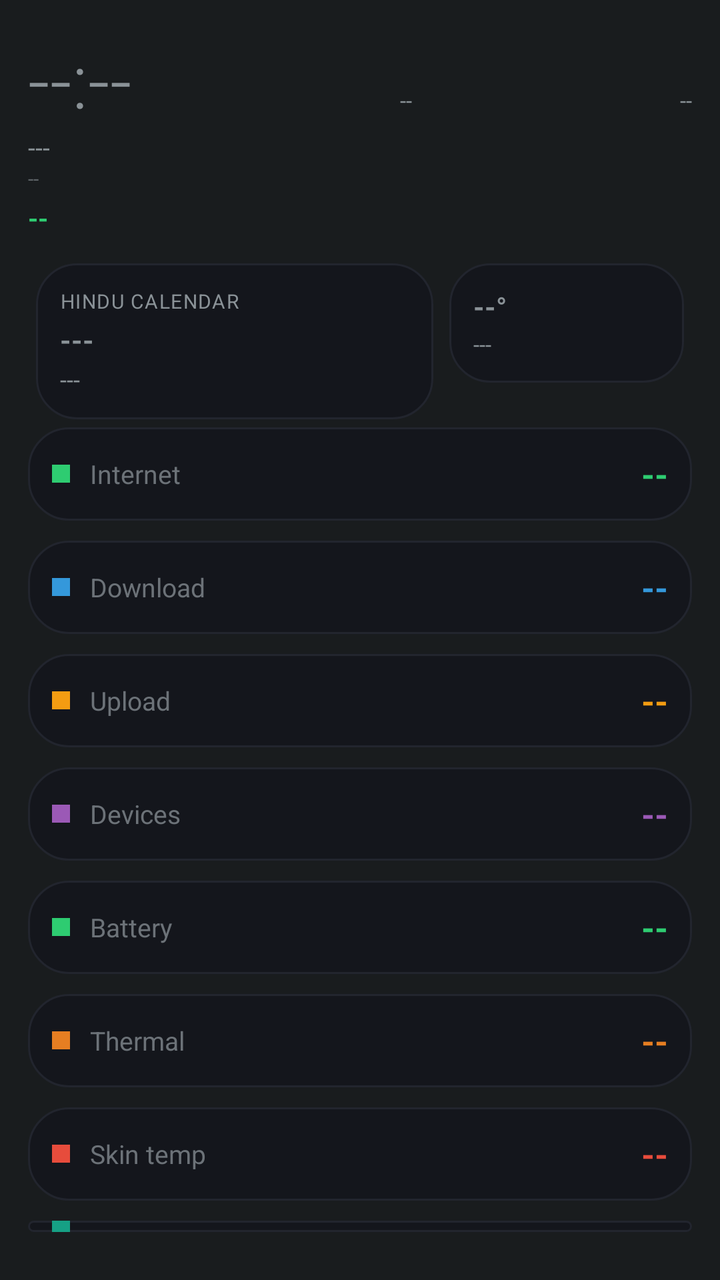
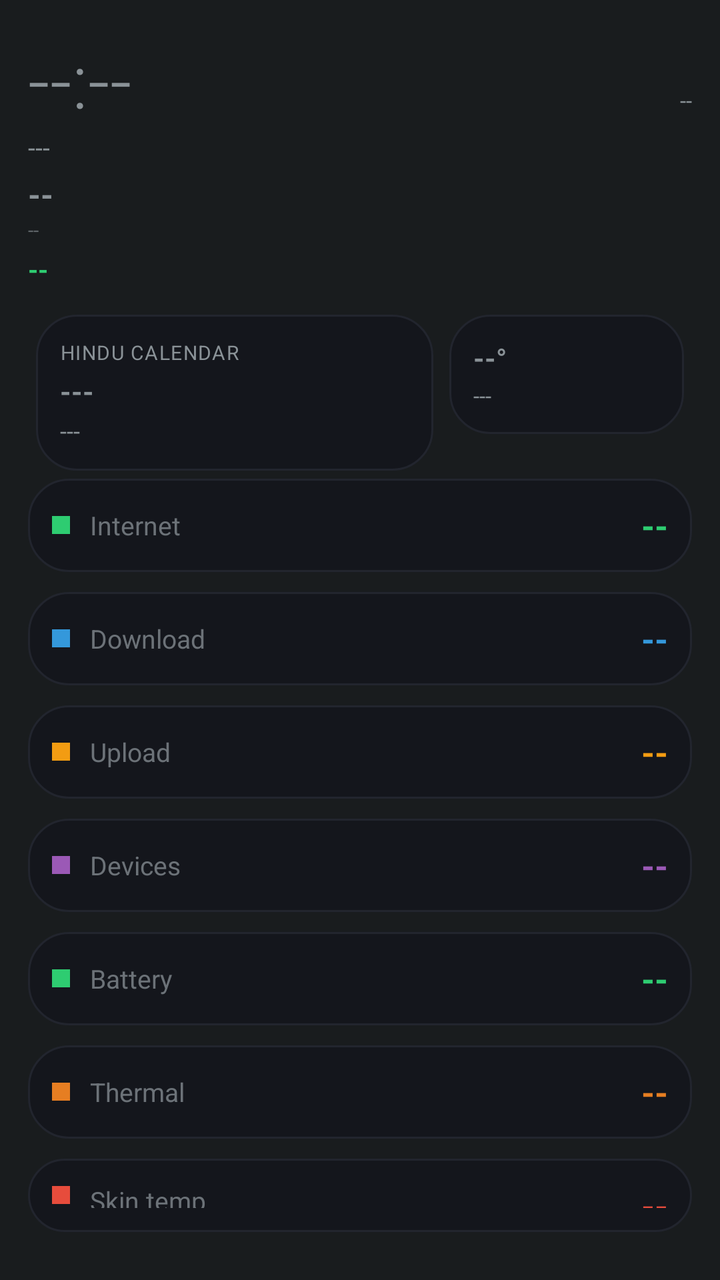

Before-and-after screenshots of an Android layout around one commit, followed by the original layout XML and the change that was made.
<!-- AndroidManifest.xml: application theme android:Theme.DeviceDefault.NoActionBar -->
<!-- res/layout/aod_layout_oneplus_accent.xml -->
<?xml version="1.0" encoding="utf-8"?>
<LinearLayout xmlns:android="http://schemas.android.com/apk/res/android"
    android:id="@+id/bg_root"
    android:layout_width="match_parent"
    android:layout_height="match_parent"
    android:orientation="vertical"
    android:padding="14dp">

    <LinearLayout
        android:layout_width="match_parent"
        android:layout_height="wrap_content"
        android:orientation="horizontal">
        <TextView android:id="@+id/clock" android:layout_width="wrap_content" android:layout_height="wrap_content"
            android:textSize="38sp" android:fontFamily="sans-serif-light" android:text="--:--" />
        <TextView android:id="@+id/net_type_badge" android:layout_width="0dp" android:layout_height="wrap_content" android:layout_weight="1"
            android:layout_gravity="top" android:gravity="end" android:textSize="11sp" android:text="--" />
        <TextView android:id="@+id/akd_badge" android:layout_width="0dp" android:layout_height="wrap_content" android:layout_weight="1"
            android:layout_gravity="top" android:gravity="end" android:textSize="11sp" android:text="--" />
    </LinearLayout>
    <TextView android:id="@+id/date" android:layout_width="wrap_content" android:layout_height="wrap_content" android:textSize="13sp" android:text="---" />
    <TextView android:id="@+id/perf_badge" android:layout_width="wrap_content" android:layout_height="wrap_content" android:textSize="10sp" android:alpha="0.6" android:text="--" />
    <TextView android:id="@+id/health_badge" android:layout_width="wrap_content" android:layout_height="wrap_content" android:layout_marginTop="4dp"
        android:textAllCaps="true" android:textStyle="bold" android:textSize="13sp" android:textColor="#2ecc71" android:text="--" />
    <TextView android:id="@+id/muhurat_badge" android:layout_width="wrap_content" android:layout_height="wrap_content" android:textSize="11sp" android:textStyle="bold" android:visibility="gone" android:text="--" />

    <LinearLayout android:layout_width="match_parent" android:layout_height="wrap_content" android:orientation="horizontal" android:layout_marginTop="10dp">
        <LinearLayout android:id="@+id/panchang_card" android:layout_width="0dp" android:layout_height="wrap_content" android:layout_weight="1.7" android:layout_margin="4dp"
            android:background="@drawable/bg_card" android:orientation="vertical" android:gravity="center_vertical" android:padding="12dp">
            <TextView android:id="@+id/panchang_header" android:layout_width="wrap_content" android:layout_height="wrap_content" android:textSize="10sp" android:textAllCaps="true" android:letterSpacing="0.05" android:text="Hindu calendar" />
            <TextView android:id="@+id/panchang_tithi" android:layout_width="match_parent" android:layout_height="wrap_content" android:layout_marginTop="3dp" android:textStyle="bold" android:maxLines="1" android:autoSizeTextType="uniform" android:autoSizeMinTextSize="13sp" android:autoSizeMaxTextSize="18sp" android:text="---" />
            <TextView android:id="@+id/panchang_nakshatra" android:layout_width="match_parent" android:layout_height="wrap_content" android:layout_marginTop="2dp" android:textSize="12sp" android:maxLines="1" android:ellipsize="end" android:text="---" />
        </LinearLayout>
        <LinearLayout android:id="@+id/weather_card" android:layout_width="0dp" android:layout_height="wrap_content" android:layout_weight="1" android:layout_margin="4dp"
            android:background="@drawable/bg_card" android:orientation="vertical" android:gravity="center_vertical" android:padding="12dp">
            <TextView android:id="@+id/weather_temp" android:layout_width="match_parent" android:layout_height="wrap_content" android:textStyle="bold" android:maxLines="1" android:autoSizeTextType="uniform" android:autoSizeMinTextSize="14sp" android:autoSizeMaxTextSize="20sp" android:text="--°" />
            <TextView android:id="@+id/weather_condition" android:layout_width="match_parent" android:layout_height="wrap_content" android:layout_marginTop="2dp" android:textSize="11sp" android:maxLines="2" android:text="---" />
        </LinearLayout>
    </LinearLayout>
    <LinearLayout android:id="@+id/row8" android:layout_width="match_parent" android:layout_height="wrap_content" android:orientation="horizontal"
        android:gravity="center_vertical" android:background="@drawable/bg_card" android:padding="12dp" android:layout_marginBottom="10dp">
        <View android:layout_width="9dp" android:layout_height="9dp" android:layout_marginEnd="10dp" android:background="#2ecc71" />
        <TextView android:id="@+id/stat_label" android:layout_width="0dp" android:layout_weight="1" android:layout_height="wrap_content" android:alpha="0.75" android:textSize="13sp" android:text="Internet" />
        <TextView android:id="@+id/stat_value" android:layout_width="wrap_content" android:layout_height="wrap_content" android:textStyle="bold" android:textColor="#2ecc71" android:textSize="17sp" android:text="--" />
    </LinearLayout>
    <LinearLayout android:id="@+id/row0" android:layout_width="match_parent" android:layout_height="wrap_content" android:orientation="horizontal"
        android:gravity="center_vertical" android:background="@drawable/bg_card" android:padding="12dp" android:layout_marginBottom="10dp">
        <View android:layout_width="9dp" android:layout_height="9dp" android:layout_marginEnd="10dp" android:background="#3498db" />
        <TextView android:id="@+id/stat_label" android:layout_width="0dp" android:layout_weight="1" android:layout_height="wrap_content" android:alpha="0.75" android:textSize="13sp" android:text="Download" />
        <TextView android:id="@+id/stat_value" android:layout_width="wrap_content" android:layout_height="wrap_content" android:textStyle="bold" android:textColor="#3498db" android:textSize="17sp" android:text="--" />
    </LinearLayout>
    <LinearLayout android:id="@+id/row1" android:layout_width="match_parent" android:layout_height="wrap_content" android:orientation="horizontal"
        android:gravity="center_vertical" android:background="@drawable/bg_card" android:padding="12dp" android:layout_marginBottom="10dp">
        <View android:layout_width="9dp" android:layout_height="9dp" android:layout_marginEnd="10dp" android:background="#f39c12" />
        <TextView android:id="@+id/stat_label" android:layout_width="0dp" android:layout_weight="1" android:layout_height="wrap_content" android:alpha="0.75" android:textSize="13sp" android:text="Upload" />
        <TextView android:id="@+id/stat_value" android:layout_width="wrap_content" android:layout_height="wrap_content" android:textStyle="bold" android:textColor="#f39c12" android:textSize="17sp" android:text="--" />
    </LinearLayout>
    <LinearLayout android:id="@+id/row2" android:layout_width="match_parent" android:layout_height="wrap_content" android:orientation="horizontal"
        android:gravity="center_vertical" android:background="@drawable/bg_card" android:padding="12dp" android:layout_marginBottom="10dp">
        <View android:layout_width="9dp" android:layout_height="9dp" android:layout_marginEnd="10dp" android:background="#9b59b6" />
        <TextView android:id="@+id/stat_label" android:layout_width="0dp" android:layout_weight="1" android:layout_height="wrap_content" android:alpha="0.75" android:textSize="13sp" android:text="Devices" />
        <TextView android:id="@+id/stat_value" android:layout_width="wrap_content" android:layout_height="wrap_content" android:textStyle="bold" android:textColor="#9b59b6" android:textSize="17sp" android:text="--" />
    </LinearLayout>
    <LinearLayout android:id="@+id/row4" android:layout_width="match_parent" android:layout_height="wrap_content" android:orientation="horizontal"
        android:gravity="center_vertical" android:background="@drawable/bg_card" android:padding="12dp" android:layout_marginBottom="10dp">
        <View android:layout_width="9dp" android:layout_height="9dp" android:layout_marginEnd="10dp" android:background="#2ecc71" />
        <TextView android:id="@+id/stat_label" android:layout_width="0dp" android:layout_weight="1" android:layout_height="wrap_content" android:alpha="0.75" android:textSize="13sp" android:text="Battery" />
        <TextView android:id="@+id/stat_value" android:layout_width="wrap_content" android:layout_height="wrap_content" android:textStyle="bold" android:textColor="#2ecc71" android:textSize="17sp" android:text="--" />
    </LinearLayout>
    <LinearLayout android:id="@+id/row5" android:layout_width="match_parent" android:layout_height="wrap_content" android:orientation="horizontal"
        android:gravity="center_vertical" android:background="@drawable/bg_card" android:padding="12dp" android:layout_marginBottom="10dp">
        <View android:layout_width="9dp" android:layout_height="9dp" android:layout_marginEnd="10dp" android:background="#e67e22" />
        <TextView android:id="@+id/stat_label" android:layout_width="0dp" android:layout_weight="1" android:layout_height="wrap_content" android:alpha="0.75" android:textSize="13sp" android:text="Thermal" />
        <TextView android:id="@+id/stat_value" android:layout_width="wrap_content" android:layout_height="wrap_content" android:textStyle="bold" android:textColor="#e67e22" android:textSize="17sp" android:text="--" />
    </LinearLayout>
    <LinearLayout android:id="@+id/row6" android:layout_width="match_parent" android:layout_height="wrap_content" android:orientation="horizontal"
        android:gravity="center_vertical" android:background="@drawable/bg_card" android:padding="12dp" android:layout_marginBottom="10dp">
        <View android:layout_width="9dp" android:layout_height="9dp" android:layout_marginEnd="10dp" android:background="#e74c3c" />
        <TextView android:id="@+id/stat_label" android:layout_width="0dp" android:layout_weight="1" android:layout_height="wrap_content" android:alpha="0.75" android:textSize="13sp" android:text="Skin temp" />
        <TextView android:id="@+id/stat_value" android:layout_width="wrap_content" android:layout_height="wrap_content" android:textStyle="bold" android:textColor="#e74c3c" android:textSize="17sp" android:text="--" />
    </LinearLayout>
    <LinearLayout android:id="@+id/row3" android:layout_width="match_parent" android:layout_height="wrap_content" android:orientation="horizontal"
        android:gravity="center_vertical" android:background="@drawable/bg_card" android:padding="12dp" android:layout_marginBottom="10dp">
        <View android:layout_width="9dp" android:layout_height="9dp" android:layout_marginEnd="10dp" android:background="#16a085" />
        <TextView android:id="@+id/stat_label" android:layout_width="0dp" android:layout_weight="1" android:layout_height="wrap_content" android:alpha="0.75" android:textSize="13sp" android:text="Total used" />
        <TextView android:id="@+id/stat_value" android:layout_width="wrap_content" android:layout_height="wrap_content" android:textStyle="bold" android:textColor="#16a085" android:textSize="17sp" android:text="--" />
    </LinearLayout>
    <LinearLayout android:id="@+id/row7" android:layout_width="match_parent" android:layout_height="wrap_content" android:orientation="horizontal"
        android:gravity="center_vertical" android:background="@drawable/bg_card" android:padding="12dp" android:layout_marginBottom="10dp">
        <View android:layout_width="9dp" android:layout_height="9dp" android:layout_marginEnd="10dp" android:background="#e91e63" />
        <TextView android:id="@+id/stat_label" android:layout_width="0dp" android:layout_weight="1" android:layout_height="wrap_content" android:alpha="0.75" android:textSize="13sp" android:text="SMS fwd" />
        <TextView android:id="@+id/stat_value" android:layout_width="wrap_content" android:layout_height="wrap_content" android:textStyle="bold" android:textColor="#e91e63" android:textSize="17sp" android:text="--" />
    </LinearLayout>
    <LinearLayout android:id="@+id/row9" android:layout_width="match_parent" android:layout_height="wrap_content" android:orientation="horizontal"
        android:gravity="center_vertical" android:background="@drawable/bg_card" android:padding="12dp">
        <View android:layout_width="9dp" android:layout_height="9dp" android:layout_marginEnd="10dp" android:background="#00bcd4" />
        <TextView android:id="@+id/stat_label" android:layout_width="0dp" android:layout_weight="1" android:layout_height="wrap_content" android:alpha="0.75" android:textSize="13sp" android:text="Signal" />
        <TextView android:id="@+id/stat_value" android:layout_width="wrap_content" android:layout_height="wrap_content" android:textStyle="bold" android:textColor="#00bcd4" android:textSize="17sp" android:text="--" />
    </LinearLayout>

</LinearLayout>
<!-- resources referenced by this layout -->
<resources>
  <!-- drawable bg_card (drawable) -->
  <?xml version="1.0" encoding="utf-8"?>
  <shape xmlns:android="http://schemas.android.com/apk/res/android">
      <solid android:color="#14161C" />
      <corners android:radius="20dp" />
      <stroke android:width="1dp" android:color="#22252E" />
  </shape>
</resources>

<!-- the commit's change to res/layout/aod_layout_oneplus_accent.xml (unified diff, before → after) -->
@@ -14,10 +14,9 @@
             android:textSize="38sp" android:fontFamily="sans-serif-light" android:text="--:--" />
         <TextView android:id="@+id/net_type_badge" android:layout_width="0dp" android:layout_height="wrap_content" android:layout_weight="1"
             android:layout_gravity="top" android:gravity="end" android:textSize="11sp" android:text="--" />
-        <TextView android:id="@+id/akd_badge" android:layout_width="0dp" android:layout_height="wrap_content" android:layout_weight="1"
-            android:layout_gravity="top" android:gravity="end" android:textSize="11sp" android:text="--" />
-    </LinearLayout>
+        </LinearLayout>
     <TextView android:id="@+id/date" android:layout_width="wrap_content" android:layout_height="wrap_content" android:textSize="13sp" android:text="---" />
+<TextView android:id="@+id/akd_badge" android:layout_width="wrap_content" android:layout_height="wrap_content" android:layout_marginTop="4dp" android:textSize="16sp" android:textStyle="bold" android:text="--" />
     <TextView android:id="@+id/perf_badge" android:layout_width="wrap_content" android:layout_height="wrap_content" android:textSize="10sp" android:alpha="0.6" android:text="--" />
     <TextView android:id="@+id/health_badge" android:layout_width="wrap_content" android:layout_height="wrap_content" android:layout_marginTop="4dp"
         android:textAllCaps="true" android:textStyle="bold" android:textSize="13sp" android:textColor="#2ecc71" android:text="--" />
